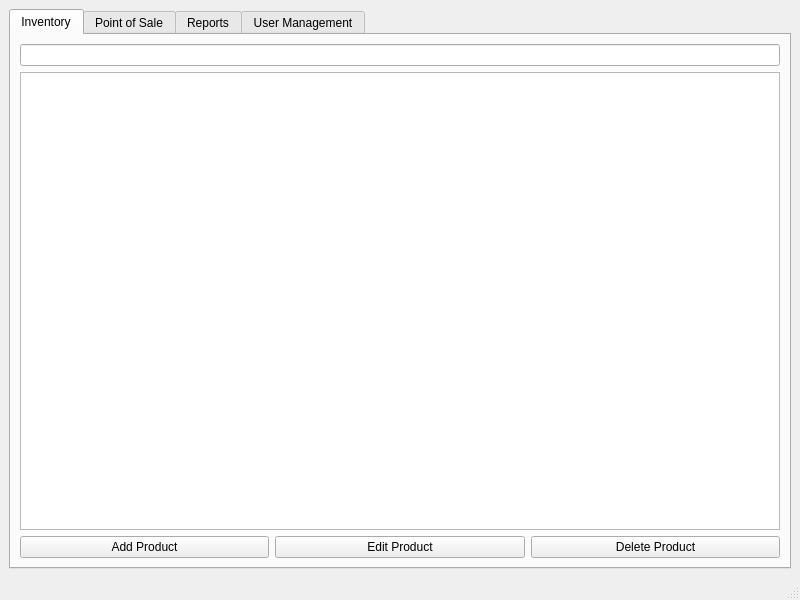
Qt form mainwindow.ui (NoureddineDRIOUECH/POS) before a commit.
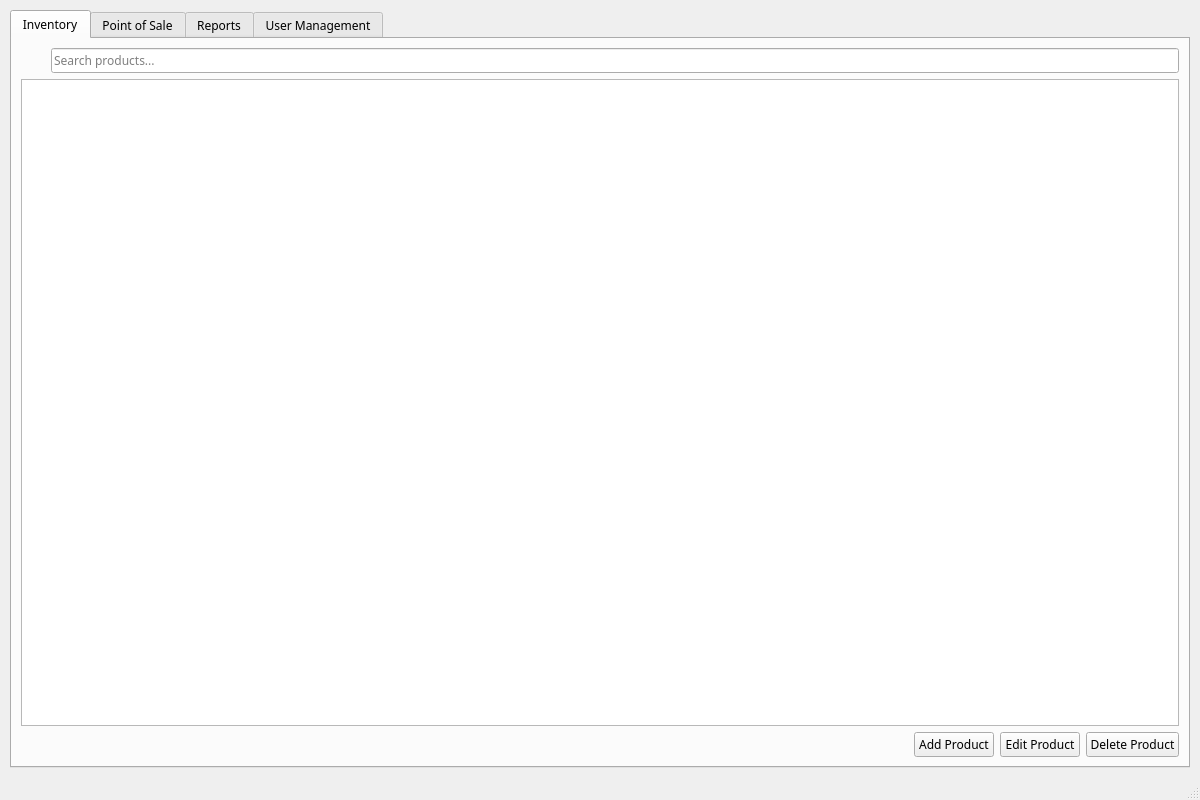
The same form after that commit. Icons and pictures are not drawn.

```diff
--- a/mainwindow.ui
+++ b/mainwindow.ui
@@ -6,8 +6,8 @@
    <rect>
     <x>0</x>
     <y>0</y>
-    <width>800</width>
-    <height>600</height>
+    <width>1200</width>
+    <height>800</height>
    </rect>
   </property>
   <property name="windowTitle">
@@ -15,8 +15,28 @@
   </property>
   <widget class="QWidget" name="centralwidget">
    <layout class="QVBoxLayout" name="verticalLayout_2">
+    <property name="spacing">
+     <number>10</number>
+    </property>
+    <property name="leftMargin">
+     <number>10</number>
+    </property>
+    <property name="topMargin">
+     <number>10</number>
+    </property>
+    <property name="rightMargin">
+     <number>10</number>
+    </property>
+    <property name="bottomMargin">
+     <number>10</number>
+    </property>
     <item>
      <widget class="QTabWidget" name="mainTabWidget">
+      <property name="font">
+       <font>
+        <family>Poppins</family>
+       </font>
+      </property>
       <property name="currentIndex">
        <number>0</number>
       </property>
@@ -26,13 +46,56 @@
        </attribute>
        <layout class="QVBoxLayout" name="verticalLayout">
         <item>
-         <widget class="QLineEdit" name="searchLineEdit"/>
+         <layout class="QHBoxLayout" name="searchLayout">
+          <item>
+           <widget class="QLabel" name="searchIcon">
+            <property name="minimumSize">
+             <size>
+              <width>24</width>
+              <height>24</height>
+             </size>
+            </property>
+            <property name="maximumSize">
+             <size>
+              <width>24</width>
+              <height>24</height>
+             </size>
+            </property>
+            <property name="pixmap">
+             <pixmap resource="resources.qrc">:/images/edit.svg</pixmap>
+            </property>
+            <property name="scaledContents">
+             <bool>true</bool>
+            </property>
+           </widget>
+          </item>
+          <item>
+           <widget class="QLineEdit" name="searchLineEdit">
+            <property name="placeholderText">
+             <string>Search products...</string>
+            </property>
+           </widget>
+          </item>
+         </layout>
         </item>
         <item>
          <widget class="QTableView" name="productsTableView"/>
         </item>
         <item>
          <layout class="QHBoxLayout" name="horizontalLayout">
+          <item>
+           <spacer name="horizontalSpacer_2">
+            <property name="orientation">
+             <enum>Qt::Horizontal</enum>
+            </property>
+            <property name="sizeHint" stdset="0">
+             <size>
+              <width>40</width>
+              <height>20</height>
+             </size>
+            </property>
+           </spacer>
+          </item>
           <item>
            <widget class="QPushButton" name="addProductButton">
             <property name="text">
```
Left out of the diff: 74 changed lines with no effect on the pictures.
